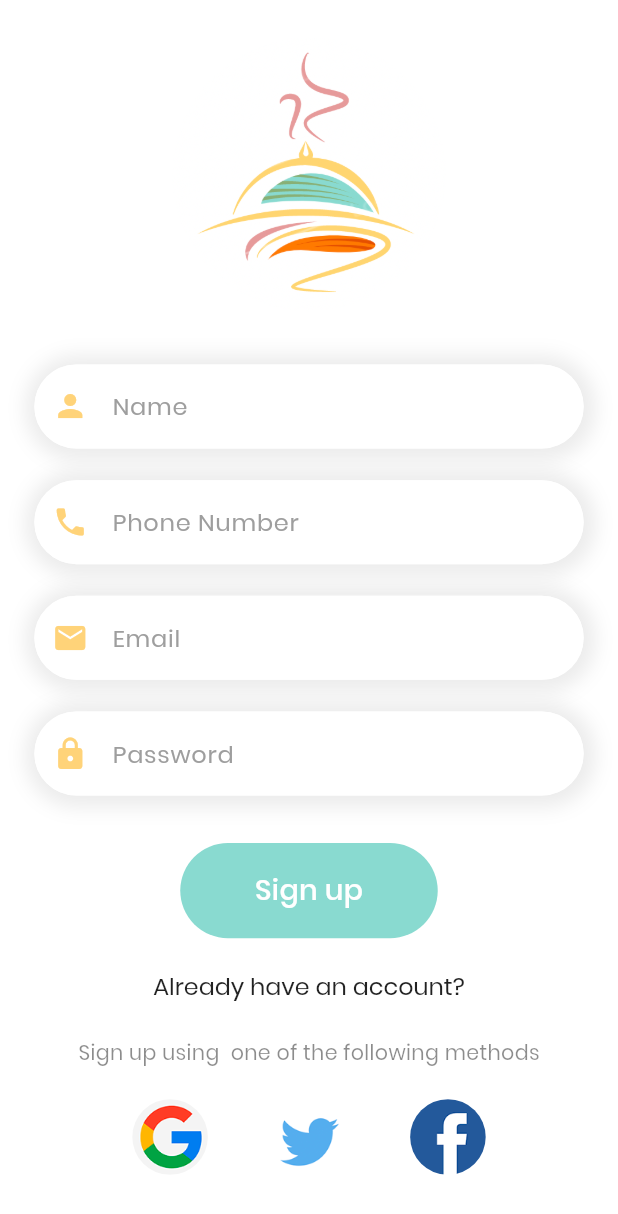
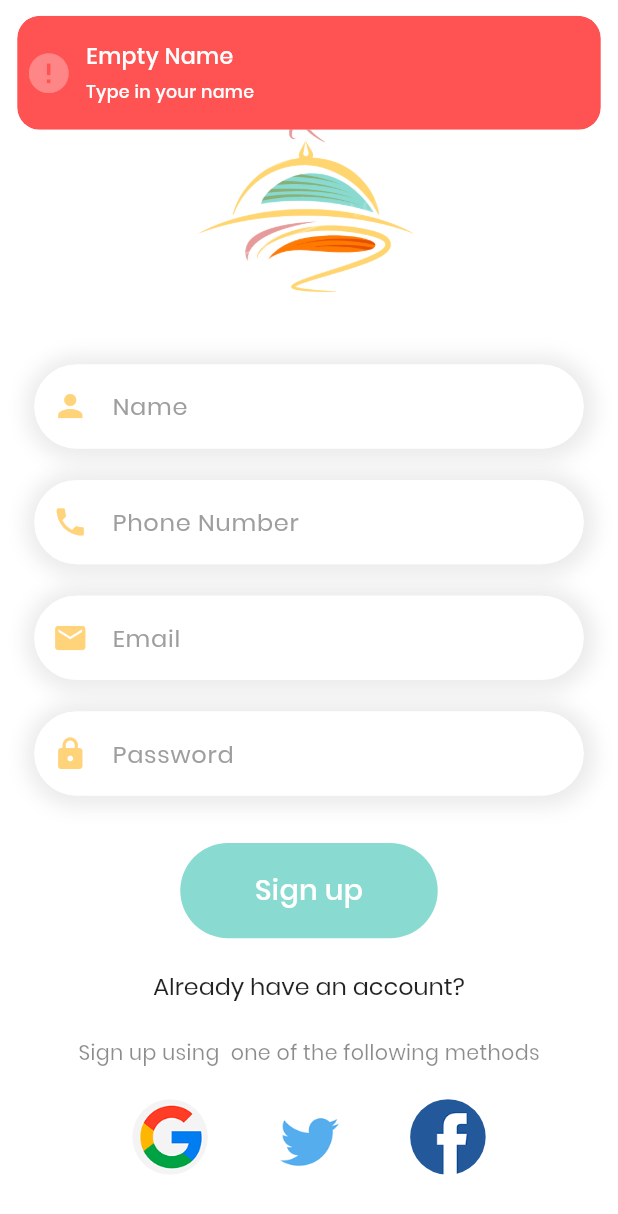
Before and after one commit to Samindu-Denuwan/yummy-Flutter-App, a Flutter app: the SignUpPage screen opened directly, after a tap on "Sign up", on a phone screen of 412 x 824 dp. Shown: the top 1214 px of the screen. Run offline on Flutter 3.47's test engine with Material 2 defaults, Android fonts, the light colour scheme and no system bars; our stand-ins replace badges, cached_network_image, dots_indicator, flutter_screenutil, get, lottie and 2 more; accounts and stored records are empty; Roboto replaces fonts that are missing (poppins).

Commit message:
Building Auth Section

```diff
--- /dev/null
+++ b/lib/base/show_custom_snackbar.dart
@@ -0,0 +1,17 @@
+
+import 'package:flutter/material.dart';
+import 'package:flutter_screenutil/flutter_screenutil.dart';
+import 'package:get/get.dart';
+import 'package:yummy/widgets/big_text.dart';
+
+void showCustomSnackBar(String message, {bool isError = true, String title = "Error", IconData icon = Icons.error}){
+  Get.snackbar(title, message,
+      titleText: BigText(text: title, color: Colors.white, size: 14,),
+      messageText: BigText(text: message, color: Colors.white, size: 11,),
+      icon: Icon(icon, size: 30.sp, color: Colors.white30,),
+      backgroundColor: Colors.redAccent,
+      colorText: Colors.white,
+      snackPosition: SnackPosition.TOP,
+      margin: EdgeInsets.symmetric(vertical: 10.h, horizontal: 10.w));
+
+}
--- /dev/null
+++ b/lib/controllers/auth_controller.dart
@@ -0,0 +1,30 @@
+import 'package:get/get.dart';
+import 'package:yummy/data/repository/auth_repo.dart';
+import 'package:yummy/models/response_model.dart';
+import 'package:yummy/models/sigup_body_model.dart';
+
+class AuthController extends GetxController implements GetxService{
+  final AuthRepo authRepo;
+
+  AuthController({
+    required this.authRepo
+  });
+
+  bool _isLoading = false;
+  bool get isLoading => _isLoading;
+
+  Future<ResponseModel> registration(SignUpBody signUpBody) async {
+    _isLoading = true;
+   Response response =await authRepo.registration(signUpBody);
+  late ResponseModel responseModel;
+   if(response.statusCode ==200){
+      authRepo.saveUserToken(response.body["token"]);
+      responseModel = ResponseModel(true, response.body["token"]);
+   }else{
+     responseModel = ResponseModel(false, response.statusText!);
+   }
+    _isLoading = true;
+   update();
+   return responseModel;
+  }
+}
--- a/lib/controllers/controllers.dart
+++ b/lib/controllers/controllers.dart
@@ -1,3 +1,4 @@
 export 'cart_controller.dart';
 export 'popular_product_controller.dart';
 export 'recommended_product_controller.dart';
+export 'auth_controller.dart';
--- /dev/null
+++ b/lib/data/repository/auth_repo.dart
@@ -0,0 +1,25 @@
+import 'package:get/get.dart';
+import 'package:shared_preferences/shared_preferences.dart';
+import 'package:yummy/data/api/api_client.dart';
+import 'package:yummy/models/sigup_body_model.dart';
+import 'package:yummy/utils/app_constants.dart';
+
+class AuthRepo {
+  final ApiClient apiClient;
+  final SharedPreferences sharedPreferences;
+
+  AuthRepo({required this.apiClient, required this.sharedPreferences});
+
+  Future<Response> registration(SignUpBody signUpBody) async  {
+   return await apiClient.postData(
+        AppConstants.REGISTRATION_URI, signUpBody.toJson());
+  }
+
+  saveUserToken(String token) async{
+    apiClient.token = token;
+    apiClient.updateHeader(token);
+    return await sharedPreferences.setString(AppConstants.TOKEN, token);
+
+  }
+
+}
--- /dev/null
+++ b/lib/data/repository/repository.dart
@@ -0,0 +1,4 @@
+export 'auth_repo.dart';
+export 'cart_repo.dart';
+export 'popular_product_repo.dart';
+export 'recommended_product_repo.dart';
--- /dev/null
+++ b/lib/models/response_model.dart
@@ -0,0 +1,10 @@
+class ResponseModel{
+  bool _isSuccess;
+  String _message;
+
+  ResponseModel( this._isSuccess,  this._message);
+  String get message => _message;
+  bool get isSuccess => _isSuccess;
+
+
+}
--- /dev/null
+++ b/lib/models/sigup_body_model.dart
@@ -0,0 +1,26 @@
+class SignUpBody{
+  String name;
+  String phone;
+  String email;
+  String password;
+
+  SignUpBody({
+    required this.name,
+    required this.phone,
+    required this.email,
+    required this.password,
+
+}
+);
+
+  Map<String, dynamic> toJson(){
+    final Map<String, dynamic> data = new Map<String, dynamic>();
+    data["f_name"] = this.name;
+    data["phone"] = this.phone;
+    data["email"] = this.email;
+    data["password"] = this.password;
+    return data;
+  }
+
+
+}
--- a/lib/pages/auth/sign_up_page.dart
+++ b/lib/pages/auth/sign_up_page.dart
@@ -2,7 +2,10 @@ import 'package:flutter/gestures.dart';
 import 'package:flutter/material.dart';
 import 'package:flutter_screenutil/flutter_screenutil.dart';
 import 'package:get/get.dart';
+import 'package:yummy/base/show_custom_snackbar.dart';
+import 'package:yummy/controllers/controllers.dart';
 import 'package:yummy/generated/assets.dart';
+import 'package:yummy/models/sigup_body_model.dart';
 import 'package:yummy/utils/colors.dart';
 import 'package:yummy/widgets/app_text_field.dart';
 import 'package:yummy/widgets/big_text.dart';
@@ -17,6 +20,47 @@ class SignUpPage extends StatelessWidget {
     var nameController = TextEditingController();
     var phoneController = TextEditingController();
 
+    void _registration() {
+      var authController = Get.find<AuthController>();
+      String name = nameController.text.trim();
+      String phone = phoneController.text.trim();
+      String email = emailController.text.trim();
+      String password = passwordController.text.trim();
+
+      if (name.isEmpty) {
+        showCustomSnackBar("Type in your name", title: "Empty Name");
+      } else if (phone.isEmpty) {
+        showCustomSnackBar("Type in your phone number", title: "Empty Phone Number");
+      } else if (phone.length!=10) {
+        showCustomSnackBar("Type in a valid phone number", title: "Invalid Phone Number");
+      }
+      else if (email.isEmpty) {
+        showCustomSnackBar("Type in your email address", title: "Empty Email");
+      } else if (!GetUtils.isEmail(email)) {
+        showCustomSnackBar("Type in a valid email address", title: "Invalid Email");
+      } else if (password.isEmpty) {
+        showCustomSnackBar("Type in your password", title: "Empty Password");
+      } else if (password.length < 6) {
+        showCustomSnackBar("Password cannot be less than six characters", title: "Password Error");
+      } else {
+        showCustomSnackBar("Sign up Successful", title: "Success", icon: Icons.check_circle);
+       SignUpBody signUpBody = SignUpBody(
+           name:  name,
+           phone: phone,
+           email: email,
+           password: password);
+        authController.registration(signUpBody).then((status){
+          if(status.isSuccess){
+            print("Success Register");
+          }else{
+            showCustomSnackBar(status.message);
+          }
+        });
+
+
+      }
+    }
+
     return Scaffold(
       backgroundColor: Colors.white,
       body: SingleChildScrollView(
@@ -24,63 +68,79 @@ class SignUpPage extends StatelessWidget {
         padding: EdgeInsets.only(bottom: 15.h),
         child: Column(
           children: [
-            SizedBox(height: 10.h,),
+            SizedBox(
+              height: 10.h,
+            ),
             Container(
               height: 200.h,
               child: Center(
                 child: CircleAvatar(
                   backgroundColor: Colors.white,
                   radius: 80.w,
-                 backgroundImage: const AssetImage(Assets.SplashScreen_image_1),
+                  backgroundImage:
+                      const AssetImage(Assets.SplashScreen_image_1),
                 ),
               ),
             ),
-            SizedBox(height: 20.h,),
+            SizedBox(
+              height: 20.h,
+            ),
             AppTextField(
                 textController: nameController,
                 hintText: "Name",
                 inputType: TextInputType.name,
                 icon: Icons.person),
-            SizedBox(height: 20.h,),
+            SizedBox(
+              height: 20.h,
+            ),
             AppTextField(
                 textController: phoneController,
                 hintText: "Phone Number",
                 inputType: TextInputType.phone,
                 icon: Icons.phone),
-            SizedBox(height: 20.h,),
+            SizedBox(
+              height: 20.h,
+            ),
             AppTextField(
                 textController: emailController,
                 hintText: "Email",
                 inputType: TextInputType.emailAddress,
                 icon: Icons.email),
-            SizedBox(height: 20.h,),
+            SizedBox(
+              height: 20.h,
+            ),
             AppTextField(
                 textController: passwordController,
                 hintText: "Password",
                 isPassword: true,
                 inputType: TextInputType.visiblePassword,
                 icon: Icons.lock),
-            SizedBox(height: 30.h,),
+            SizedBox(
+              height: 30.h,
+            ),
             GestureDetector(
-              onTap: (){
-
+              onTap: () {
+                _registration();
               },
               child: Container(
                 width: 150.w,
                 height: 60.h,
                 decoration: BoxDecoration(
                     borderRadius: BorderRadius.circular(30.w),
-                  color: AppColors.mainColor
-                ),
+                    color: AppColors.mainColor),
                 child: Center(
                     child: BigText(
-                      text: "Sign up", color: Colors.white,)),
+                  text: "Sign up",
+                  color: Colors.white,
+                )),
               ),
             ),
-            SizedBox(height: 20.h,),
+            SizedBox(
+              height: 20.h,
+            ),
             RichText(
                 text: TextSpan(
-                  recognizer: TapGestureRecognizer()..onTap=()=>Get.snackbar("Sign In", "Already have an account?"),
+              recognizer: TapGestureRecognizer()..onTap = () => Get.back(),
               text: "Already have an account?",
               style: TextStyle(
                 fontFamily: "poppins",
@@ -88,12 +148,18 @@ class SignUpPage extends StatelessWidget {
                 color: Colors.black87,
               ),
             )),
-              SizedBox(height: 20.h,),
+            SizedBox(
+              height: 20.h,
+            ),
             BigText(
               text: "Sign up using  one of the following methods",
-            color: Colors.black45, fontWeight: FontWeight.w200,
-            size: 13,),
-            SizedBox(height: 20.h,),
+              color: Colors.black45,
+              fontWeight: FontWeight.w200,
+              size: 13,
+            ),
+            SizedBox(
+              height: 20.h,
+            ),
             Row(
               mainAxisAlignment: MainAxisAlignment.center,
               children: [
@@ -102,13 +168,17 @@ class SignUpPage extends StatelessWidget {
                   backgroundColor: Colors.white,
                   radius: 22.w,
                 ),
-                SizedBox(width: 40.h,),
+                SizedBox(
+                  width: 40.h,
+                ),
                 CircleAvatar(
                   backgroundImage: AssetImage(Assets.imageT),
                   backgroundColor: Colors.white,
                   radius: 22.w,
                 ),
-                SizedBox(width: 40.h,),
+                SizedBox(
+                  width: 40.h,
+                ),
                 CircleAvatar(
                   backgroundImage: AssetImage(Assets.imageF),
                   backgroundColor: Colors.white,
@@ -116,7 +186,6 @@ class SignUpPage extends StatelessWidget {
                 ),
               ],
             ),
-
           ],
         ),
       ),
--- a/lib/utils/app_constants.dart
+++ b/lib/utils/app_constants.dart
@@ -6,6 +6,9 @@ class AppConstants{
   static const String POPULAR_PRODUCT_URI = "/api/v1/products/popular";
   static const String RECOMMENDED_PRODUCT_URI = "/api/v1/products/recommended";
  // static const String DRINKS_URI = "/api/v1/products/drinks";
+
+  //auth end points
+  static const String REGISTRATION_URI = "/api/v1/auth/register";
 
   static const String UPLOAD_URL = "/uploads/";
 
--- a/pubspec.yaml
+++ b/pubspec.yaml
@@ -45,6 +45,7 @@ dependencies:
   intl: ^0.18.1
   cached_network_image: ^3.2.3
   flutter_cache_manager: ^3.3.0
+  awesome_snackbar_content: ^0.1.1
 
 dev_dependencies:
   flutter_test:
```
Also changed, not shown: lib/data/api/api_client.dart (+17 -1 lines), lib/helper/dependencies.dart (+10 -6 lines), lib/main.dart (+5 -9 lines), lib/pages/auth/sign_in_page.dart (+18 -20 lines), pubspec.lock. Lines whose indentation alone changed are shown as unchanged.
